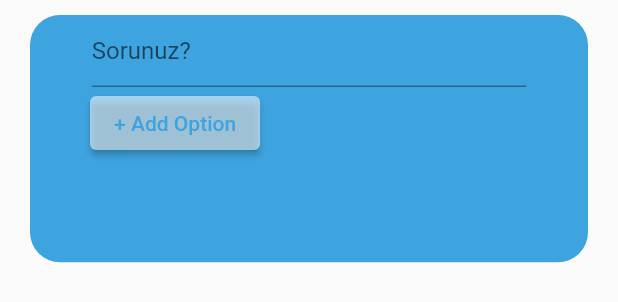
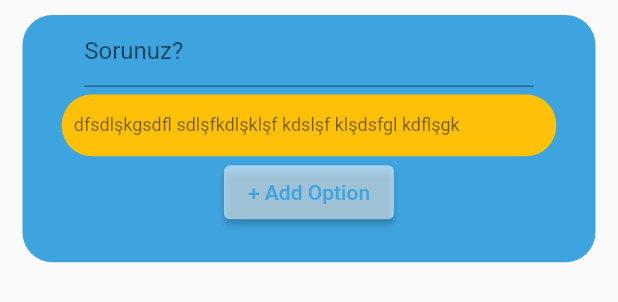
Before and after one commit to orhanweb/Fair-App, a Flutter app: the OneAnswer widget shown alone on an empty page, opened directly, on a phone screen of 412 x 824 dp. Shown: the top 302 px of the screen. Run offline on Flutter 3.47's test engine with Material 2 defaults, Android fonts, the light colour scheme and no system bars; our stand-ins replace cloud_firestore, dotted_border, firebase_auth, firebase_core, flutter_bloc, flutter_expandable_fab and 5 more; missing offline and left inert: audio_waveforms, flutter_sound, google_mlkit_text_recognition, grock; accounts and stored records are empty; statements that could not run were skipped.

Commit message:
Happy New Year

```diff
--- a/lib/Home/template_elements/one_answer.dart
+++ b/lib/Home/template_elements/one_answer.dart
@@ -1,10 +1,18 @@
+import 'package:fair_app/Home/homespecialWidgets/custom_dialog.dart';
 import 'package:fair_app/shared/const.dart';
+import 'package:fair_app/shared/helpers.widget.dart';
 import 'package:flutter/material.dart';
 
-class OneAnswer extends StatelessWidget {
-  OneAnswer({super.key});
+class OneAnswer extends StatefulWidget {
+  const OneAnswer({super.key});
+
+  @override
+  State<OneAnswer> createState() => _OneAnswerState();
+}
+
+class _OneAnswerState extends State<OneAnswer> {
   final TextEditingController controller = TextEditingController();
-
+  List<Widget> options = [];
   @override
   Widget build(BuildContext context) {
     double height = MediaQuery.of(context).size.height;
@@ -15,7 +23,7 @@ class OneAnswer extends StatelessWidget {
           color: kcCuriousBlue,
           borderRadius: BorderRadius.circular(20)),
       height: height * 0.2,
-      margin: const EdgeInsets.symmetric(horizontal: 20, vertical: 10),
+      margin: const EdgeInsets.symmetric(horizontal: 15, vertical: 10),
       child: Column(
         children: [
           Padding(
@@ -23,19 +31,25 @@ class OneAnswer extends StatelessWidget {
             child: TextField(
               controller: controller,
               decoration: const InputDecoration(hintText: "Sorunuz?"),
+              minLines: 1,
+              maxLines: 2,
             ),
           ),
-          Row(
+          const SizedBox(height: 5),
+          Column(
+            mainAxisSize: MainAxisSize.max,
             children: [
-              Padding(
-                padding: const EdgeInsets.only(left: 40),
-                child: ElevatedButton(
-                  onPressed: () {},
-                  style: ElevatedButton.styleFrom(
-                      backgroundColor: kcwhite54,
-                      foregroundColor: kcCuriousBlue),
-                  child: const Text("+ Add Option"),
-                ),
+              ChoiceWidget(
+                  width: width,
+                  height: height,
+                  choiceText:
+                      "dfsdlşkgsdfl sdlşfkdlşklşf kdslşf klşdsfgl kdflşgk"),
+              ElevatedButton(
+                onPressed: () =>
+                    showDialog(context: context, builder: mycustomDialog),
+                style: ElevatedButton.styleFrom(
+                    backgroundColor: kcwhite54, foregroundColor: kcCuriousBlue),
+                child: const Text("+ Add Option"),
               ),
             ],
           )
@@ -44,3 +58,39 @@ class OneAnswer extends StatelessWidget {
     );
   }
 }
+
+class ChoiceWidget extends StatelessWidget {
+  const ChoiceWidget({
+    Key? key,
+    required this.width,
+    required this.height,
+    required this.choiceText,
+  }) : super(key: key);
+
+  final double width;
+  final double height;
+  final String choiceText;
+
+  @override
+  Widget build(BuildContext context) {
+    return Container(
+      padding: const EdgeInsets.all(8),
+      alignment: Alignment.centerLeft,
+      width: width * 0.8,
+      height: height * 0.05,
+      decoration: BoxDecoration(
+          shape: BoxShape.rectangle,
+          color: Colors.amber,
+          borderRadius: BorderRadius.circular(20)),
+      child: InkWell(
+          onTap: () {
+            print("object");
+          },
+          highlightColor: Colors.amber,
+          child: Text(
+            choiceText,
+            style: Theme.of(context).textTheme.bodySmall,
+          )),
+    );
+  }
+}
```
